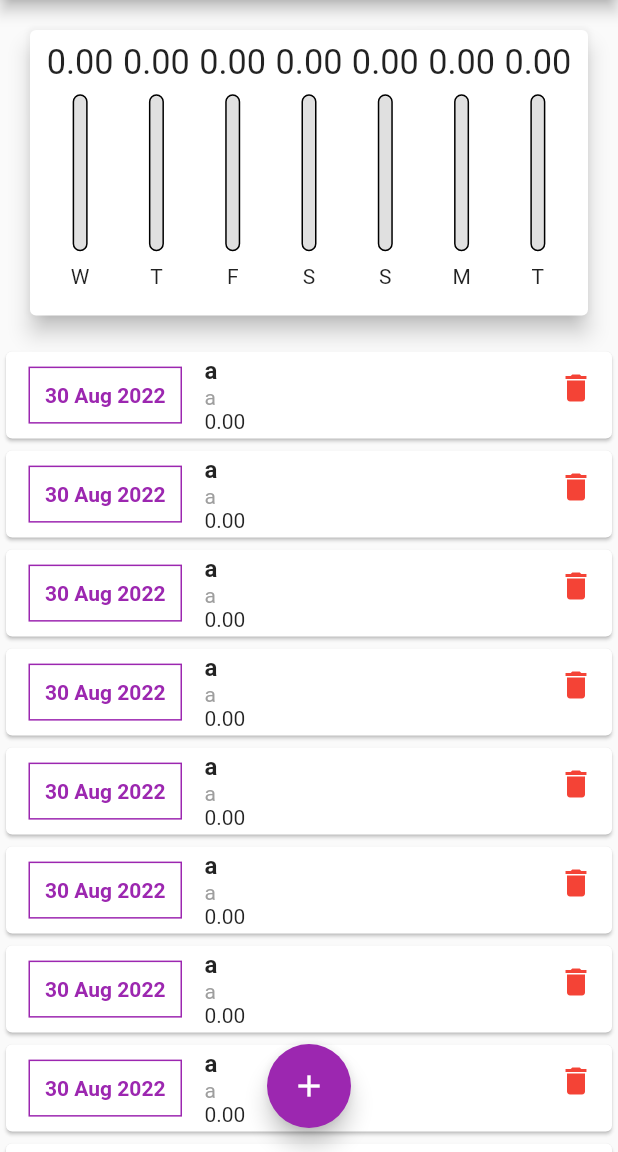
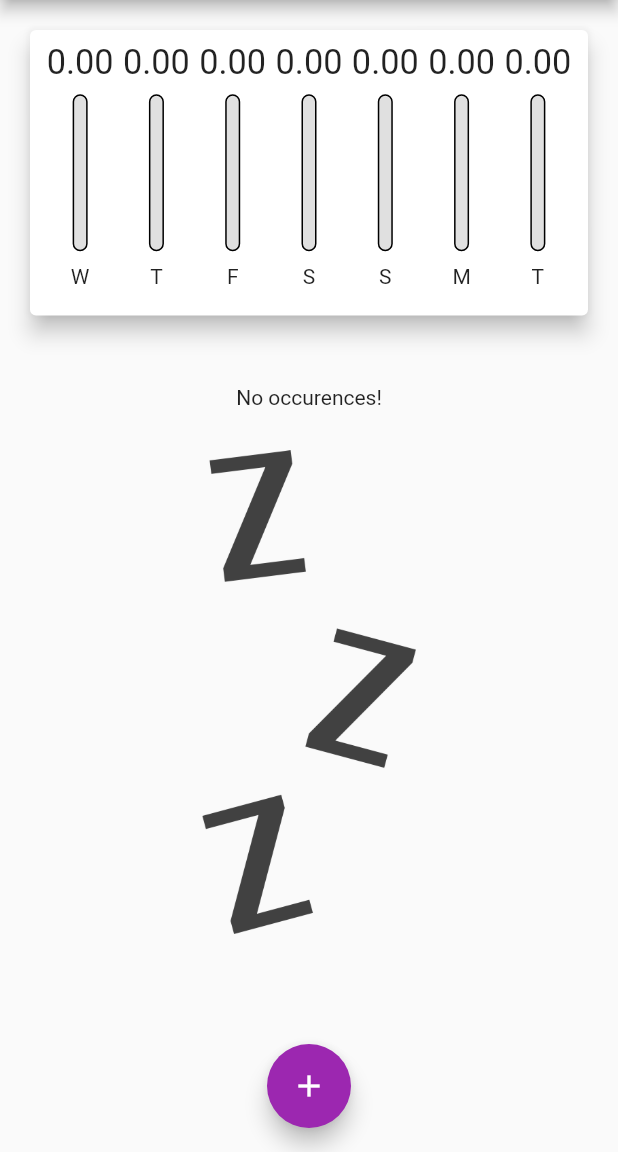
Before and after one commit to Adrianzctpa/Occurence-Manager, a Flutter app: the screen it shows after launch, on a phone screen of 412 x 824 dp, the part 84-1236 px from its top. Run offline on Flutter 3.47's test engine with Material 2 defaults, Android fonts, the phone set to English and light mode, and no system bars.

Commit message:
refactored again + random colors

```diff
--- a/lib/main.dart
+++ b/lib/main.dart
@@ -2,8 +2,8 @@ import 'package:flutter/material.dart';
 
 import 'models/occurence.dart';
 import 'widgets/occurence_graph.dart';
-import 'widgets/occurence_card.dart';
 import 'widgets/occurence_create.dart';
+import 'widgets/occurence_list.dart';
 
 void main() => runApp(const GeneralApp());
 
@@ -34,17 +34,17 @@ class HomePage extends StatefulWidget {
 
 class _HomePageState extends State<HomePage> {
   final List<Occurence> _occurences = [
-    Occurence(id: 1, title: 'a', text: 'a', value: 0.00, date: DateTime.now()),
-    Occurence(id: 2, title: 'a', text: 'a', value: 0.00, date: DateTime.now()),
-    Occurence(id: 3, title: 'a', text: 'a', value: 0.00, date: DateTime.now()),
-    Occurence(id: 4, title: 'a', text: 'a', value: 0.00, date: DateTime.now()),
-    Occurence(id: 5, title: 'a', text: 'a', value: 0.00, date: DateTime.now()),
-    Occurence(id: 7, title: 'a', text: 'a', value: 0.00, date: DateTime.now()),
-    Occurence(id: 6, title: 'a', text: 'a', value: 0.00, date: DateTime.now()),
-    Occurence(id: 8, title: 'a', text: 'a', value: 0.00, date: DateTime.now()),
-    Occurence(id: 9, title: 'a', text: 'a', value: 0.00, date: DateTime.now()),
-    Occurence(id: 10, title: 'a', text: 'a', value: 0.00, date: DateTime.now()),
-    Occurence(id: 11, title: 'a', text: 'a', value: 0.00, date: DateTime.now())
+    // Occurence(id: 1, title: 'a', text: 'a', value: 0.00, date: DateTime.now()),
+    // Occurence(id: 2, title: 'a', text: 'a', value: 0.00, date: DateTime.now()),
+    // Occurence(id: 3, title: 'a', text: 'a', value: 0.00, date: DateTime.now()),
+    // Occurence(id: 4, title: 'a', text: 'a', value: 0.00, date: DateTime.now()),
+    // Occurence(id: 5, title: 'a', text: 'a', value: 0.00, date: DateTime.now()),
+    // Occurence(id: 7, title: 'a', text: 'a', value: 0.00, date: DateTime.now()),
+    // Occurence(id: 6, title: 'a', text: 'a', value: 0.00, date: DateTime.now()),
+    // Occurence(id: 8, title: 'a', text: 'a', value: 0.00, date: DateTime.now()),
+    // Occurence(id: 9, title: 'a', text: 'a', value: 0.00, date: DateTime.now()),
+    // Occurence(id: 10, title: 'a', text: 'a', value: 0.00, date: DateTime.now()),
+    // Occurence(id: 11, title: 'a', text: 'a', value: 0.00, date: DateTime.now())
   ];
   bool _showGraph = false;
 
@@ -56,7 +56,7 @@ class _HomePageState extends State<HomePage> {
     }).toList();
   }
 
-  _addOccurence(String title, String detail, double value, DateTime date) {
+  void _addOccurence(String title, String detail, double value, DateTime date) {
     int id = _occurences.isEmpty ? 1 : (_occurences.last.id + 1);
     final Occurence occ = Occurence(
       id: id,
@@ -73,7 +73,7 @@ class _HomePageState extends State<HomePage> {
     Navigator.pop(context);
   }
 
-  _removeOccurence(int id) {
+  void _removeOccurence(int id) {
     setState(() {
       _occurences.removeWhere((oc) {
         return oc.id == id;
@@ -101,17 +101,13 @@ class _HomePageState extends State<HomePage> {
         if (isLandscape)
         IconButton(
           icon: const Icon(Icons.change_circle),
-          onPressed: () {
-            setState(() {
-              _showGraph = !_showGraph;
-            });
-          },
+          onPressed: () => setState(() {
+            _showGraph = !_showGraph;
+          })
         ),
         IconButton(
           icon: const Icon(Icons.add_box_outlined),
-          onPressed: () {
-            _openOccurenceCreateModal(context);
-          },
+          onPressed: () => _openOccurenceCreateModal(context)
         )
       ]
     );
@@ -133,7 +129,7 @@ class _HomePageState extends State<HomePage> {
           if (!_showGraph || !isLandscape)
           SizedBox(
             height: avHeight * 0.70,
-            child: OccurenceCard(
+            child: OccurenceList(
               occurences: _occurences,
               onRemove: _removeOccurence
             )
@@ -147,9 +143,7 @@ class _HomePageState extends State<HomePage> {
       body: body,
       floatingActionButton: FloatingActionButton(
         child: const Icon(Icons.add),
-        onPressed: () {
-          _openOccurenceCreateModal(context);
-        },
+        onPressed: () => _openOccurenceCreateModal(context)
       ),
       floatingActionButtonLocation: FloatingActionButtonLocation.centerFloat
     );
--- /dev/null
+++ b/lib/widgets/occurence_list.dart
@@ -0,0 +1,56 @@
+import 'package:flutter/material.dart';
+import './occurence_card.dart';
+import '../models/occurence.dart';
+
+class OccurenceList extends StatelessWidget {
+    const OccurenceList({
+        required this.occurences,
+        required this.onRemove,
+        super.key
+    });
+
+    final List<Occurence> occurences;
+    final void Function(int) onRemove;
+
+    @override
+    Widget build(BuildContext context) {
+
+      final noOccurences =
+      LayoutBuilder(
+        builder: (ctx, constraints) {
+          return Column(
+            children: <Widget>[
+              SizedBox(height: constraints.maxHeight * 0.05),
+              const Text(
+                'No occurences!'
+              ),
+              SizedBox(height: constraints.maxHeight * 0.05),
+              SizedBox(
+                height: constraints.maxHeight * 0.6,
+                child: Image.asset(
+                  'assets/images/waiting.png',
+                  fit: BoxFit.cover,
+                ),
+              ),
+            ]
+          );
+        }
+      );
+
+      return Center(
+      child: occurences.isEmpty
+      ? noOccurences
+      : ListView.builder(
+          itemCount: occurences.length,
+          itemBuilder: (ctx, i) {
+            final oc = occurences[i];
+            return OccurenceCard(
+              key: GlobalObjectKey(oc.id),
+              occurence: oc,
+              onRemove: onRemove
+            );
+          }
+        )
+      );
+    }
+}
```
Also changed, not shown: lib/widgets/occurence_card.dart (+31 -38 lines).
